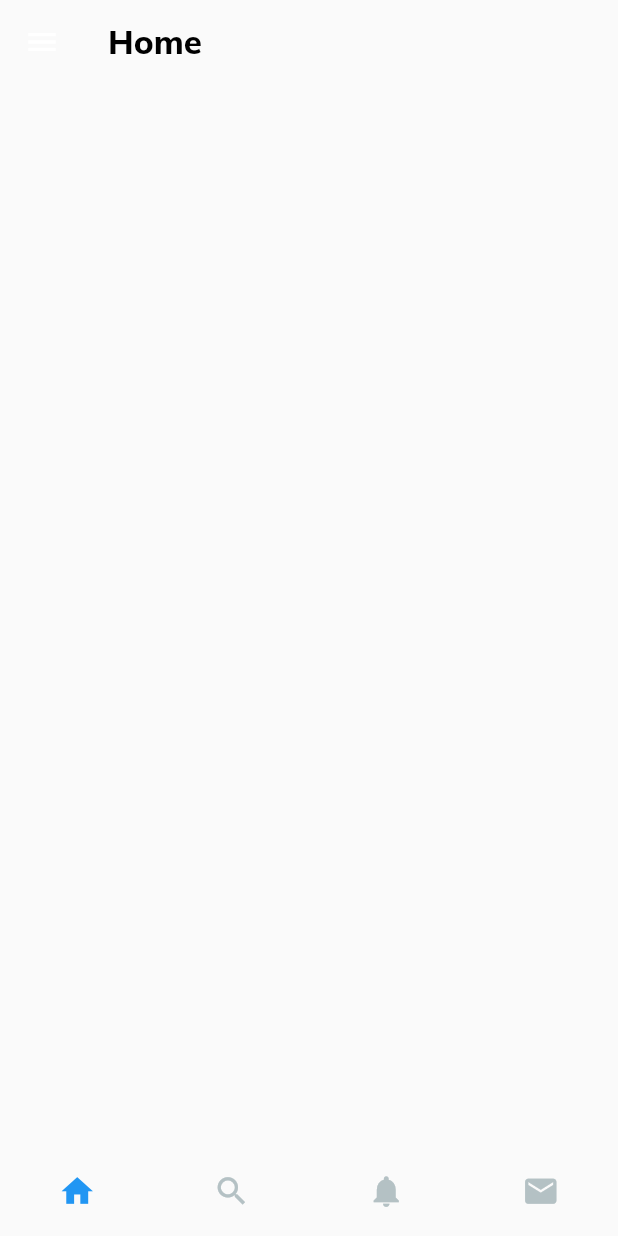
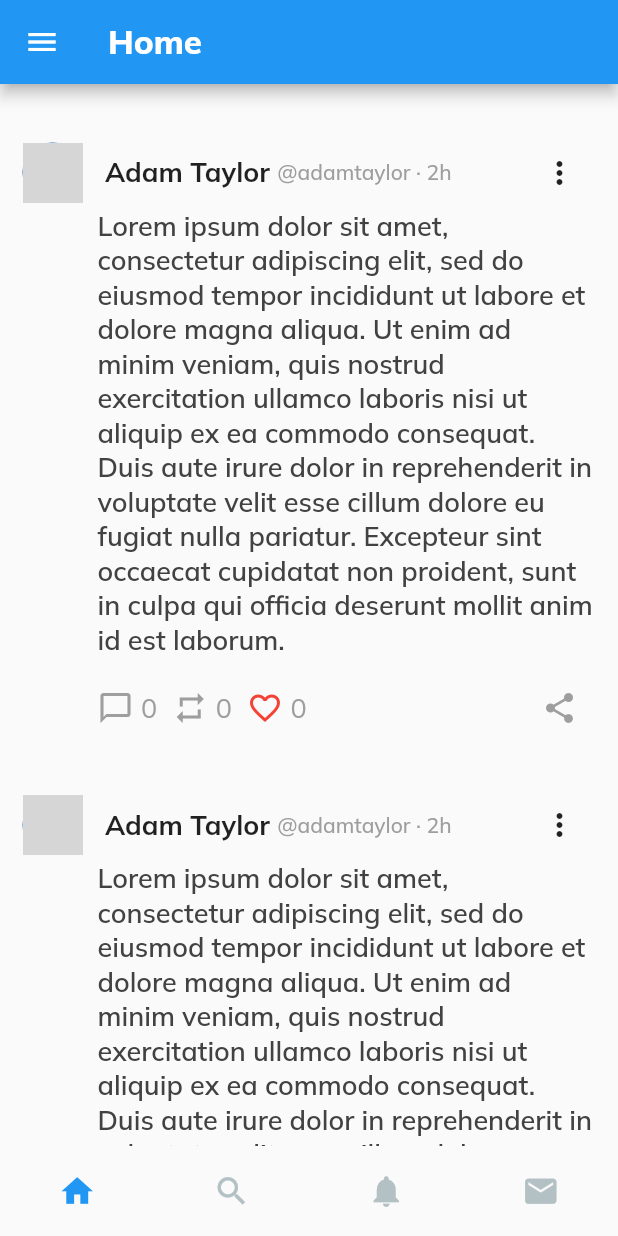
Before and after one commit to tayloradam1999/holberton-twitter_clone, a Flutter app: the HomeScreen screen opened directly, on a phone screen of 412 x 824 dp. Run offline on Flutter 3.47's test engine with Material 2 defaults, Android fonts, the phone set to English and light mode, and no system bars; our stand-ins replace google_fonts; network calls fail; grey boxes are pictures that could not be loaded.

Commit message:
Task 5 - Post Widget added to HomeScreen

```diff
--- a/lib/screens/home_screen.dart
+++ b/lib/screens/home_screen.dart
@@ -1,5 +1,6 @@
 import 'package:flutter/material.dart';
 import 'package:twitter/widgets/side_bar_menu.dart';
+import 'package:twitter/widgets/post_widget.dart';
 import 'package:twitter/widgets/bottom_bar_menu.dart';
 import 'package:google_fonts/google_fonts.dart';
 // Stateful Widget HomeScreen
@@ -36,17 +37,25 @@ class HomeScreenState extends State<HomeScreen> {
         title: Text(
           'Home',
           style: TextStyle(
-            color: const Color.fromARGB(255, 0, 0, 0),
+            color: Colors.white,
             fontFamily: GoogleFonts.mulish().fontFamily,
             fontWeight: FontWeight.w800,
             fontSize: 22,
           ),
         ),
-        backgroundColor: Colors.transparent,
-        bottomOpacity: 0.0,
-        elevation: 0.0,
+        backgroundColor: Theme.of(context).primaryColor,
       ),
-      bottomNavigationBar: BottomMenuBar(),
+      body: ListView(
+        children: const [
+          SizedBox(height: 20),
+          PostWidget(),
+          PostWidget(),
+          PostWidget(),
+          PostWidget(),
+          PostWidget(),
+        ],
+      ),
+      bottomNavigationBar: const BottomMenuBar(),
     );
   }
 }
--- /dev/null
+++ b/lib/widgets/post_widget.dart
@@ -0,0 +1,135 @@
+import 'package:flutter/material.dart';
+import 'package:google_fonts/google_fonts.dart';
+
+class PostWidget extends StatelessWidget {
+  const PostWidget({Key? key}) : super(key: key);
+
+  @override
+  Widget build(BuildContext context) {
+    return Container(
+      margin: const EdgeInsets.all(15),
+      child: Column(
+        crossAxisAlignment: CrossAxisAlignment.start,
+        children: [
+          Row(
+            mainAxisAlignment: MainAxisAlignment.spaceBetween,
+            children: [
+              Row(
+                children: [
+                  const CircleAvatar(
+                    backgroundImage: NetworkImage(
+                        'https://www.woolha.com/media/2020/03/flutter-circleavatar-minradius-maxradius.jpg'),
+                  ),
+                  const SizedBox(width: 15),
+                  Text(
+                    'Adam Taylor',
+                    style: TextStyle(
+                      fontWeight: FontWeight.bold,
+                      fontSize: 18,
+                      fontFamily: GoogleFonts.mulish().fontFamily,
+                    ),
+                  ),
+                  const SizedBox(width: 5),
+                  Text(
+                    '@adamtaylor',
+                    style: TextStyle(
+                      fontSize: 14,
+                      color: Colors.grey.shade500,
+                      fontFamily: GoogleFonts.mulish().fontFamily,
+                      fontWeight: FontWeight.w500,
+                    ),
+                  ),
+                  Text(
+                    ' · ',
+                    style: TextStyle(
+                      fontSize: 14,
+                      color: Colors.grey.shade500,
+                      fontFamily: GoogleFonts.mulish().fontFamily,
+                      fontWeight: FontWeight.w500,
+                    ),
+                  ),
+                  Text(
+                    '2h',
+                    style: TextStyle(
+                      fontSize: 14,
+                      color: Colors.grey.shade500,
+                      fontFamily: GoogleFonts.mulish().fontFamily,
+                      fontWeight: FontWeight.w500,
+                    ),
+                  ),
+                ],
+              ),
+              IconButton(
+                icon: const Icon(Icons.more_vert),
+                onPressed: () {},
+              ),
+            ],
+          ),
+          Padding(
+            padding: const EdgeInsets.only(left: 50),
+            child: Text(
+              'Lorem ipsum dolor sit amet, consectetur adipiscing elit, sed do eiusmod tempor incididunt ut labore et dolore magna aliqua. Ut enim ad minim veniam, quis nostrud exercitation ullamco laboris nisi ut aliquip ex ea commodo consequat. Duis aute irure dolor in reprehenderit in voluptate velit esse cillum dolore eu fugiat nulla pariatur. Excepteur sint occaecat cupidatat non proident, sunt in culpa qui officia deserunt mollit anim id est laborum.',
+              style: TextStyle(
+                fontSize: 18,
+                fontFamily: GoogleFonts.mulish().fontFamily,
+                fontWeight: FontWeight.w600,
+                color: Colors.grey.shade800,
+              ),
+            ),
+          ),
+          const SizedBox(height: 10),
+          Row(
+            mainAxisAlignment: MainAxisAlignment.spaceBetween,
+            children: [
+              Padding(
+                padding: const EdgeInsets.only(left: 50),
+                child: Row(
+                  children: [
+                    Icon(Icons.chat_bubble_outline,
+                        color: Colors.grey.shade500),
+                    const SizedBox(width: 5),
+                    Text(
+                      '0',
+                      style: TextStyle(
+                        fontSize: 18,
+                        color: Colors.grey.shade500,
+                        fontFamily: GoogleFonts.mulish().fontFamily,
+                      ),
+                    ),
+                    const SizedBox(width: 10),
+                    Icon(Icons.repeat, color: Colors.grey.shade500),
+                    const SizedBox(width: 5),
+                    Text(
+                      '0',
+                      style: TextStyle(
+                        fontSize: 18,
+                        color: Colors.grey.shade500,
+                        fontFamily: GoogleFonts.mulish().fontFamily,
+                      ),
+                    ),
+                    const SizedBox(width: 10),
+                    const Icon(Icons.favorite_border, color: Colors.red),
+                    const SizedBox(width: 5),
+                    Text(
+                      '0',
+                      style: TextStyle(
+                        fontSize: 18,
+                        color: Colors.grey.shade500,
+                        fontFamily: GoogleFonts.mulish().fontFamily,
+                      ),
+                    ),
+                  ],
+                ),
+              ),
+              IconButton(
+                icon: const Icon(Icons.share),
+                onPressed: () {},
+                color: Colors.grey.shade500,
+              ),
+            ],
+          ),
+        ],
+      ),
+    );
+  }
+}
```
